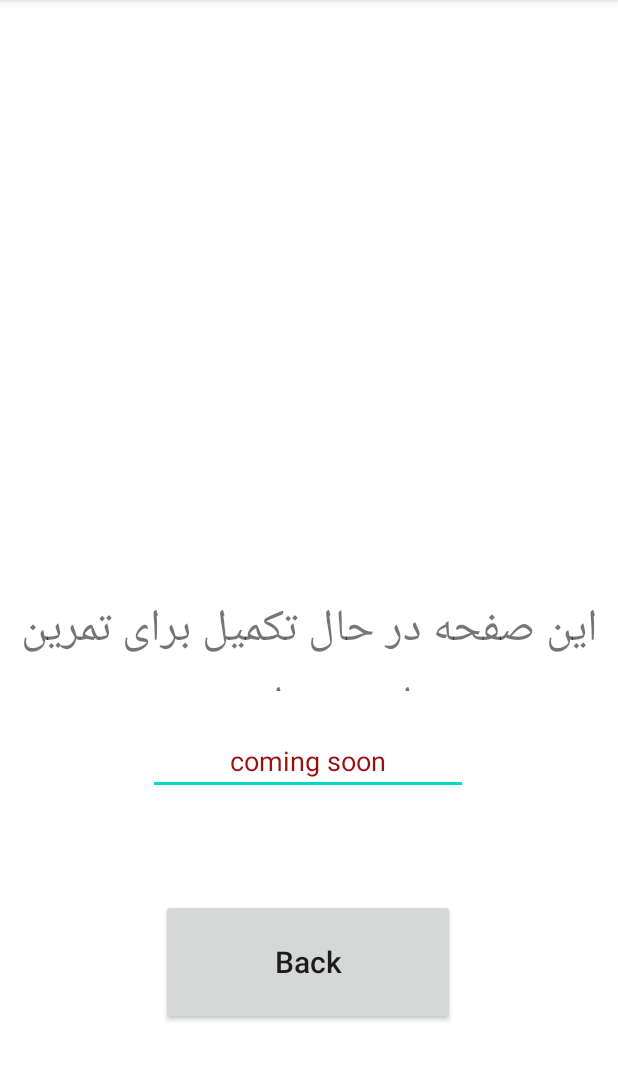
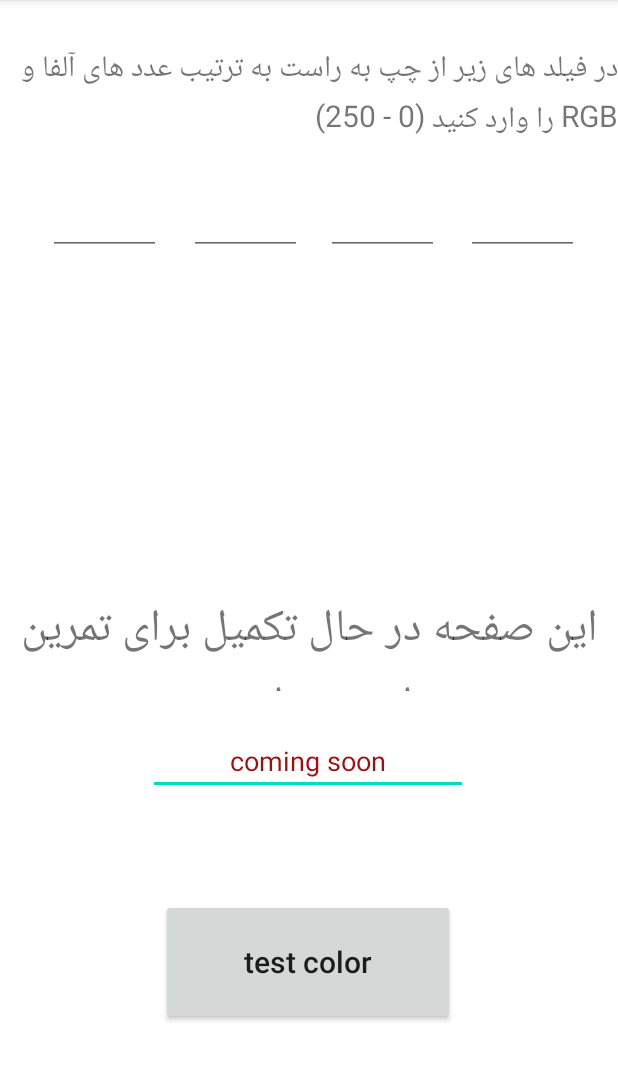
Before and after one commit to Javad-Aboutorabi/batnaClassAndroid, an Android app: the Secound screen opened directly, with no data from a screen before it, on a phone screen of 412 x 824 dp, the part 84-1165 px from its top. Run offline under Robolectric (Android 15) with nearby library versions, the phone set to English and light mode, and no system bars; Roboto replaces fonts that are not available here; 1 statement that could not run was skipped.

Commit message:
add number field for get color number RGB & alpha

```diff
--- a/app/src/main/res/layout/activity_secound.xml
+++ b/app/src/main/res/layout/activity_secound.xml
@@ -11,7 +11,7 @@
         android:id="@+id/BackButton"
         android:layout_width="196dp"
         android:layout_height="84dp"
-        android:text="@string/back_second"
+        android:text="test color"
         android:textAllCaps="false"
         android:textSize="20sp"
         app:layout_constraintBottom_toBottomOf="parent"
@@ -53,4 +53,73 @@
         app:layout_constraintTop_toTopOf="parent"
         app:layout_constraintVertical_bias="0.74" />
 
+
+
+    <EditText
+        android:id="@+id/alpha"
+        android:layout_width="75dp"
+        android:layout_height="44dp"
+        android:layout_marginTop="76dp"
+        android:ems="10"
+        android:inputType="number"
+        app:layout_constraintBottom_toTopOf="@+id/text1"
+        app:layout_constraintEnd_toEndOf="parent"
+        app:layout_constraintHorizontal_bias="0.095"
+        app:layout_constraintStart_toStartOf="parent"
+        app:layout_constraintTop_toTopOf="parent"
+        app:layout_constraintVertical_bias="0.183" />
+
+    <EditText
+        android:id="@+id/blue"
+        android:layout_width="75dp"
+        android:layout_height="44dp"
+        android:layout_marginTop="76dp"
+        android:ems="10"
+        android:inputType="number"
+        app:layout_constraintBottom_toTopOf="@+id/text1"
+        app:layout_constraintEnd_toEndOf="parent"
+        app:layout_constraintHorizontal_bias="0.922"
+        app:layout_constraintStart_toStartOf="parent"
+        app:layout_constraintTop_toTopOf="parent"
+        app:layout_constraintVertical_bias="0.183" />
+
+    <EditText
+        android:id="@+id/green"
+        android:layout_width="75dp"
+        android:layout_height="44dp"
+        android:layout_marginTop="76dp"
+        android:ems="10"
+        android:inputType="number"
+        app:layout_constraintBottom_toTopOf="@+id/text1"
+        app:layout_constraintEnd_toEndOf="parent"
+        app:layout_constraintHorizontal_bias="0.645"
+        app:layout_constraintStart_toStartOf="parent"
+        app:layout_constraintTop_toTopOf="parent"
+        app:layout_constraintVertical_bias="0.183" />
+
+    <EditText
+        android:id="@+id/red"
+        android:layout_width="75dp"
+        android:layout_height="44dp"
+        android:layout_marginTop="76dp"
+        android:ems="10"
+        android:inputType="number"
+        app:layout_constraintBottom_toTopOf="@+id/text1"
+        app:layout_constraintEnd_toEndOf="parent"
+        app:layout_constraintHorizontal_bias="0.375"
+        app:layout_constraintStart_toStartOf="parent"
+        app:layout_constraintTop_toTopOf="parent"
+        app:layout_constraintVertical_bias="0.183" />
+
+    <TextView
+        android:id="@+id/textView3"
+        android:layout_width="wrap_content"
+        android:layout_height="wrap_content"
+        android:text="در فیلد های زیر از چپ به راست به ترتیب عدد های آلفا و RGB را وارد کنید (0 - 250)"
+        android:textSize="20sp"
+        app:layout_constraintBottom_toTopOf="@+id/red"
+        app:layout_constraintEnd_toEndOf="parent"
+        app:layout_constraintStart_toStartOf="parent"
+        app:layout_constraintTop_toTopOf="parent" />
+
 </androidx.constraintlayout.widget.ConstraintLayout>
```
